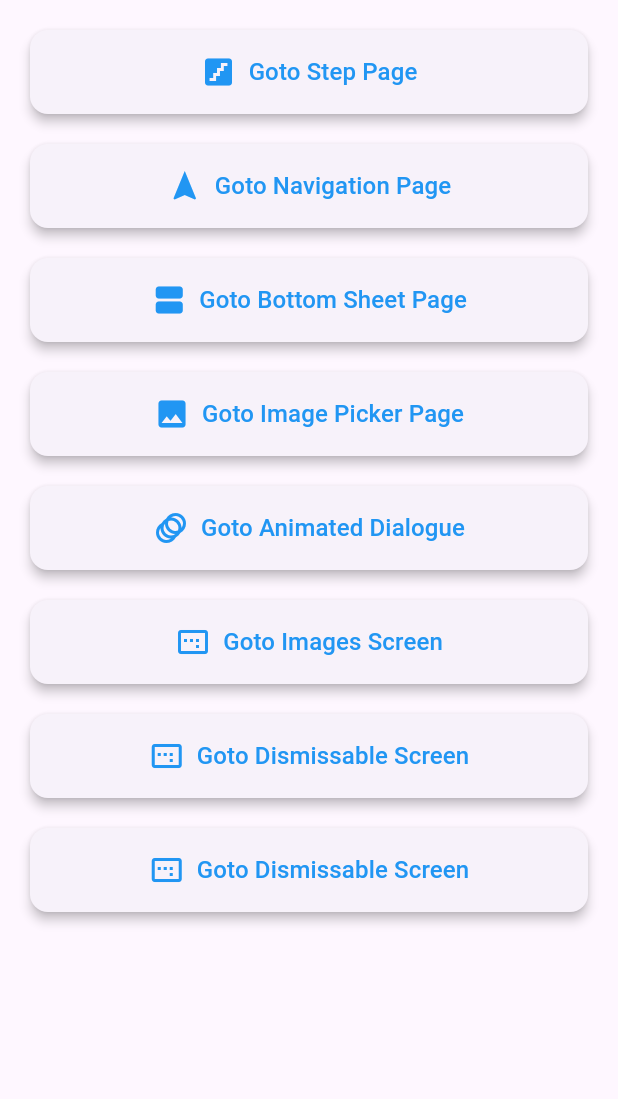
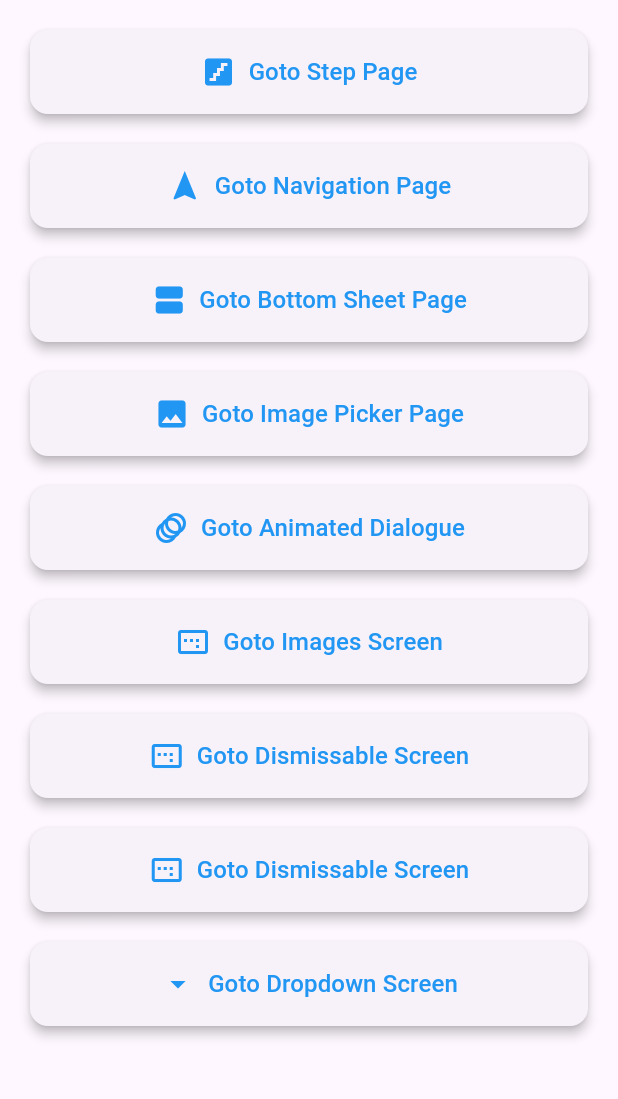
Before and after one commit to mhbabu/common_widget, a Flutter app: the screen it shows after launch, on a phone screen of 412 x 824 dp, the part 84-1183 px from its top. Run offline on Flutter 3.47's test engine with Material 3 defaults, Android fonts, the light colour scheme and no system bars; our stand-ins replace flutter_svg, image_picker.

Commit message:
Dropdown implementation done

```diff
--- a/lib/drawer_screen.dart
+++ b/lib/drawer_screen.dart
@@ -1,4 +1,5 @@
 import 'package:flutter/material.dart';
+import 'package:my_widget/home_screen.dart';
 
 class DrawerScreen extends StatefulWidget {
   const DrawerScreen({super.key});
@@ -65,7 +66,10 @@ class _DrawerScreenState extends State<DrawerScreen> {
             _buildItem(
               icon: Icons.home_rounded,
               title: 'Home',
-              onTap: () => Navigator.pop(context),
+              onTap: () => Navigator.push(
+                context,
+                MaterialPageRoute(builder: (context) => const HomeScreen()),
+              ),
             ),
             _buildItem(
               icon: Icons.notifications_rounded,
--- a/lib/home_screen.dart
+++ b/lib/home_screen.dart
@@ -3,6 +3,7 @@ import 'package:my_widget/animated_dialogue_screen.dart';
 import 'package:my_widget/bottom_sheet_screen.dart';
 import 'package:my_widget/dismissable_screen.dart';
 import 'package:my_widget/drawer_screen.dart';
+import 'package:my_widget/dropdown_screen.dart';
 import 'package:my_widget/image_picker_screen.dart';
 import 'package:my_widget/image_screen.dart';
 import 'package:my_widget/navigationbar_screen.dart';
@@ -89,6 +90,13 @@ class _HomeScreenState extends State<HomeScreen> {
                   label: 'Goto Dismissable Screen',
                   page: const DrawerScreen(),
                 ),
+                const SizedBox(height: 12),
+                _buildButton(
+                  context,
+                  icon: Icons.arrow_drop_down,
+                  label: 'Goto Dropdown Screen',
+                  page: const DropDownScreen(),
+                ),
               ],
             ),
           ),
```
Also changed, not shown: lib/dropdown_screen.dart (added, +53 -0 lines).
